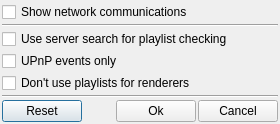
Old version of the form aivctrl/settings.ui in the repository ptstream/QtUPnP.
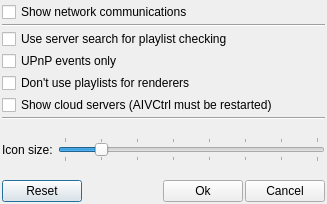
New version of the form.

Commit message: Change icon size feature

What changed in the file:
```diff
--- a/aivctrl/settings.ui
+++ b/aivctrl/settings.ui
@@ -6,8 +6,8 @@
    <rect>
     <x>0</x>
     <y>0</y>
-    <width>280</width>
-    <height>117</height>
+    <width>327</width>
+    <height>204</height>
    </rect>
   </property>
   <property name="windowTitle">
@@ -79,6 +79,16 @@
      </property>
     </widget>
    </item>
+   <item>
+    <widget class="QCheckBox" name="m_cloudServers">
+     <property name="toolTip">
+      <string>Don't use playlists capabilities of renderer. Use only basic UPnP functions.</string>
+     </property>
+     <property name="text">
+      <string>Show cloud servers (AIVCtrl must be restarted)</string>
+     </property>
+    </widget>
+   </item>
    <item>
     <widget class="Line" name="line_2">
      <property name="orientation">
@@ -86,6 +96,58 @@
      </property>
     </widget>
    </item>
+   <item>
+    <spacer name="verticalSpacer_2">
+     <property name="orientation">
+      <enum>Qt::Vertical</enum>
+     </property>
+     <property name="sizeHint" stdset="0">
+      <size>
+       <width>20</width>
+       <height>40</height>
+      </size>
+     </property>
+    </spacer>
+   </item>
+   <item>
+    <layout class="QHBoxLayout" name="horizontalLayout_2">
+     <item>
+      <widget class="QLabel" name="label">
+       <property name="text">
+        <string>Icon size: </string>
+       </property>
+      </widget>
+     </item>
+     <item>
+      <widget class="QSlider" name="m_iconSize">
+       <property name="minimum">
+        <number>16</number>
+       </property>
+       <property name="maximum">
+        <number>128</number>
+       </property>
+       <property name="singleStep">
+        <number>16</number>
+       </property>
+       <property name="pageStep">
+        <number>16</number>
+       </property>
+       <property name="value">
+        <number>32</number>
+       </property>
+       <property name="orientation">
+        <enum>Qt::Horizontal</enum>
+       </property>
+       <property name="tickPosition">
+        <enum>QSlider::TicksBothSides</enum>
+       </property>
+       <property name="tickInterval">
+        <number>16</number>
+       </property>
+      </widget>
+     </item>
+    </layout>
+   </item>
    <item>
     <spacer name="verticalSpacer">
      <property name="orientation">
```
The commit also changes 39 other files.
